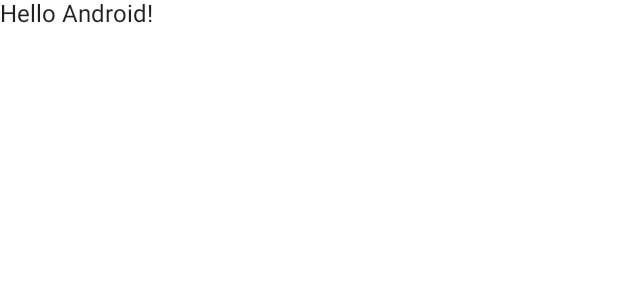
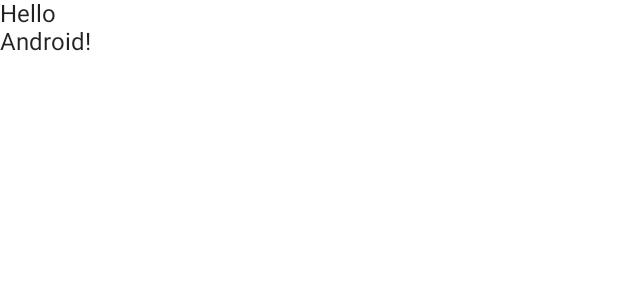
Before and after one commit to DinuBotan/TeamFinder, an Android app built with Jetpack Compose: the @Preview function DefaultPreview, on a phone screen of 412 x 824 dp. Shown: the top 300 px of the screen. Run offline under Robolectric (Android 15) with nearby library versions, the phone set to English and light mode, and no system bars.

Commit message:
Added Basic project structure following MVVM

```diff
--- /dev/null
+++ b/android/app/src/main/java/com/project/model/TeamsRepository.kt
@@ -0,0 +1,4 @@
+package com.project.model
+
+class TeamsRepository {
+}
--- /dev/null
+++ b/android/app/src/main/java/com/project/model/api/TeamsApi.kt
@@ -0,0 +1 @@
+package com.project.model.api
--- /dev/null
+++ b/android/app/src/main/java/com/project/model/response/TeamResponse.kt
@@ -0,0 +1 @@
+package com.project.model.response
--- a/android/app/src/main/java/com/project/teamfinder/MainActivity.kt
+++ b/android/app/src/main/java/com/project/teamfinder/ui/MainActivity.kt
@@ -1,13 +1,19 @@
-package com.project.teamfinder
+package com.project.teamfinder.ui
 
 import android.os.Bundle
 import androidx.activity.ComponentActivity
 import androidx.activity.compose.setContent
+import androidx.compose.foundation.layout.height
+import androidx.compose.foundation.layout.width
+import androidx.compose.material.Button
 import androidx.compose.material.MaterialTheme
 import androidx.compose.material.Surface
 import androidx.compose.material.Text
 import androidx.compose.runtime.Composable
+import androidx.compose.ui.Modifier
+import androidx.compose.ui.focus.focusModifier
 import androidx.compose.ui.tooling.preview.Preview
+import androidx.compose.ui.unit.dp
 import com.project.teamfinder.ui.theme.TeamFinderTheme
 
 class MainActivity : ComponentActivity() {
@@ -17,7 +23,7 @@ class MainActivity : ComponentActivity() {
             TeamFinderTheme {
                 // A surface container using the 'background' color from the theme
                 Surface(color = MaterialTheme.colors.background) {
-                    Greeting("Android")
+                    GreetingText("Android")
                 }
             }
         }
@@ -25,14 +31,17 @@ class MainActivity : ComponentActivity() {
 }
 
 @Composable
-fun Greeting(name: String) {
-    Text(text = "Hello $name!")
+fun GreetingText(name: String) {
+    Text(text = "Hello $name!",
+        modifier = Modifier.width(80.dp)
+                            .height(240.dp))
 }
+
 
 @Preview(showBackground = true)
 @Composable
 fun DefaultPreview() {
     TeamFinderTheme {
-        Greeting("Android")
+        GreetingText("Android")
     }
 }
--- /dev/null
+++ b/android/app/src/main/java/com/project/teamfinder/ui/teams/TeamsScreen.kt
@@ -0,0 +1 @@
+package com.project.teamfinder.ui.teams
--- /dev/null
+++ b/android/app/src/main/java/com/project/teamfinder/ui/teams/TeamsViewModel.kt
@@ -0,0 +1,4 @@
+package com.project.teamfinder.ui.teams
+
+class TeamsViewModel {
+}
--- a/android/build.gradle
+++ b/android/build.gradle
@@ -1,14 +1,14 @@
 // Top-level build file where you can add configuration options common to all sub-projects/modules.
 buildscript {
     ext {
-        compose_version = '1.0.1'
+        compose_version = '1.0.2'
     }
     repositories {
         google()
         mavenCentral()
     }
     dependencies {
-        classpath "com.android.tools.build:gradle:7.0.1"
+        classpath "com.android.tools.build:gradle:7.0.2"
         classpath "org.jetbrains.kotlin:kotlin-gradle-plugin:1.5.21"
 
         // NOTE: Do not place your application dependencies here; they belong
```
